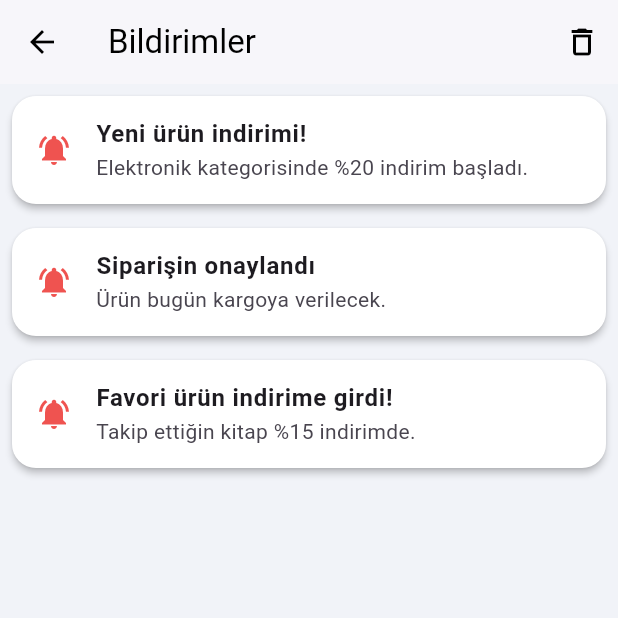
After one commit to iremsdogan/kampushare, a Flutter app: the NotificationsPage screen opened by its route, on a phone screen of 412 x 824 dp, the top half of it. The commit adds this screen. Run offline on Flutter 3.47's test engine with Material 3 defaults, Android fonts, the light colour scheme and no system bars; our stand-ins replace cloud_firestore, firebase_auth, firebase_core, firebase_storage, image_picker; accounts and stored records are empty; network calls fail.

Commit message:
added notifications section

```diff
--- a/lib/routes/routes.dart
+++ b/lib/routes/routes.dart
@@ -7,6 +7,7 @@ import '../screens/login_page/login_page.dart';
 import '../screens/chat_menu_page/chat_menu_page.dart';
 import '../screens/cart_page/cart_page.dart';
 import '../screens/profile_menu_page/profile_menu_page.dart';
+import '../screens/notifications_page/notifications_page.dart';
 
 class AppRoutes {
   static const String login = '/login';
@@ -16,6 +17,7 @@ class AppRoutes {
   static const String addproduct = '/addproduct';
   static const String cart = '/cart';
   static const String profilemenu = '/profilemenu';
+  static const String notifications = '/notifications';
 
   static Route<dynamic> onGenerateRoute(RouteSettings settings) {
     switch (settings.name) {
@@ -34,6 +36,8 @@ class AppRoutes {
         return MaterialPageRoute(builder: (_) => const CartPage(), settings: settings);
       case profilemenu:
         return MaterialPageRoute(builder: (_) => const ProfileMenuPage(), settings: settings);
+      case notifications:
+        return MaterialPageRoute(builder: (_) => const NotificationsPage());
       default:
         return MaterialPageRoute(builder: (_) => const LoginPage());
     }
--- /dev/null
+++ b/lib/screens/notifications_page/notifications_page.dart
@@ -0,0 +1,102 @@
+import 'package:flutter/material.dart';
+
+class NotificationsPage extends StatefulWidget{
+  const NotificationsPage({super.key});
+
+  @override
+  _NotificationsPageState createState() => _NotificationsPageState();
+}
+
+class _NotificationsPageState extends State<NotificationsPage>{
+  List<Map<String, String>> notifications = [
+    {
+      'title': 'Yeni ürün indirimi!',
+      'subtitle': 'Elektronik kategorisinde %20 indirim başladı.'
+    },
+    {
+      'title': 'Siparişin onaylandı',
+      'subtitle': 'Ürün bugün kargoya verilecek.'
+    },
+    {
+      'title': 'Favori ürün indirime girdi!',
+      'subtitle': 'Takip ettiğin kitap %15 indirimde.'
+    },
+  ];
+  bool _isLoading = false;
+
+  Future<void> _refreshNotifications() async {
+    setState(() {
+      _isLoading = true;
+    });
+    await Future.delayed(const Duration(seconds: 1));
+
+    setState(() {
+      notifications.insert(0, {
+        'title': 'Yeni duyuru!',
+        'subtitle': 'KampüShare uygulaması güncellendi 🎉'
+      });
+      _isLoading = false;
+    });
+  }
+
+  void _clearAll() {
+    setState(() {
+      notifications.clear();
+    });
+  }
+
+  @override
+  Widget build (BuildContext context){
+    return Scaffold(
+      appBar: AppBar(
+        title: const Text('Bildirimler', style: TextStyle(color: Colors.black)),
+        backgroundColor: Colors.white,
+        iconTheme: const IconThemeData(color: Colors.black),
+        elevation: 1,
+        actions: [
+          if (notifications.isNotEmpty)
+            IconButton(
+              icon: const Icon(Icons.delete_outline),
+              tooltip: 'Tümünü Sil',
+              onPressed: _clearAll,
+            ),
+        ],
+      ),
+      body: RefreshIndicator(
+        onRefresh: _refreshNotifications,
+        child: _isLoading
+            ? const Center(child: CircularProgressIndicator())
+            : notifications.isEmpty
+                ? const Center(child: Text('Hiç bildirimin yok', style: TextStyle(fontSize: 16, color: Colors.grey),),
+                )
+                : Container(
+                  decoration: const BoxDecoration(
+                    color: Color(0xFFF1F3F8),
+                  ),
+                  child: ListView.builder(
+                    itemCount: notifications.length,
+                    itemBuilder: (context, index) {
+                      return _buildNotificationCard(notifications[index]);
+                    },
+                  ),
+                ),
+
+      ),
+    );
+  }
+
+  Widget _buildNotificationCard(Map<String, String> item) {
+    return Card(
+      color: Colors.white,
+      elevation: 2,
+      margin: const EdgeInsets.symmetric(horizontal: 8, vertical: 8),
+      shape: RoundedRectangleBorder(borderRadius: BorderRadius.circular(16)),
+      child: ListTile(
+        leading: Icon(Icons.notifications_active, color: Colors.red[400],),
+        title: Text(item['title']!, style: const TextStyle(fontWeight: FontWeight.bold),),
+        subtitle: Text(item['subtitle']!),
+        onTap: () {}
+      ),
+    );
+  }
+}
```
Also changed, not shown: lib/screens/home_page/home_page.dart (+15 -5 lines).
